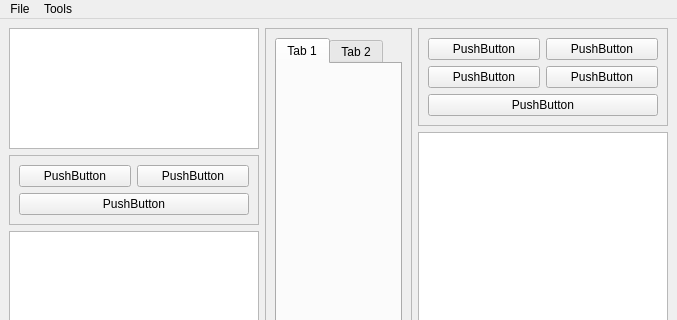
Above: ui/basic.ui from slaclab/paws before the change; both pictures show x 0 to 677 and y 0 to 320 of the 677 by 517 pixel window. Below: the same form after it.
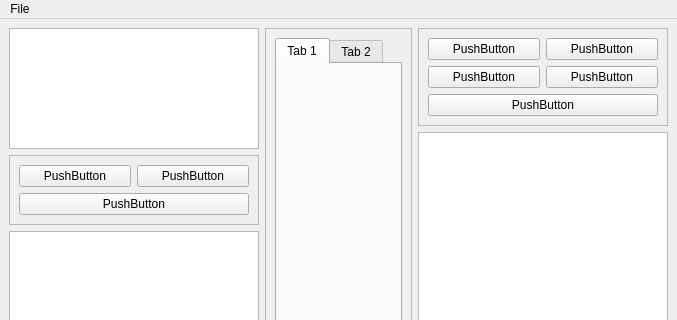
That is the form after the change.

```diff
--- a/ui/basic.ui
+++ b/ui/basic.ui
@@ -183,12 +183,6 @@
      <height>25</height>
     </rect>
    </property>
-   <widget class="QMenu" name="menuTools">
-    <property name="title">
-     <string>Tools</string>
-    </property>
-    <addaction name="actionCalibrate"/>
-   </widget>
    <widget class="QMenu" name="menuFile">
     <property name="title">
      <string>File</string>
@@ -199,7 +193,6 @@
     <addaction name="actionExit"/>
    </widget>
    <addaction name="menuFile"/>
-   <addaction name="menuTools"/>
   </widget>
   <widget class="QStatusBar" name="statusbar"/>
   <action name="actionCalibrate">
```
Left out of the diff: 7 changed lines with no effect on the pictures.
